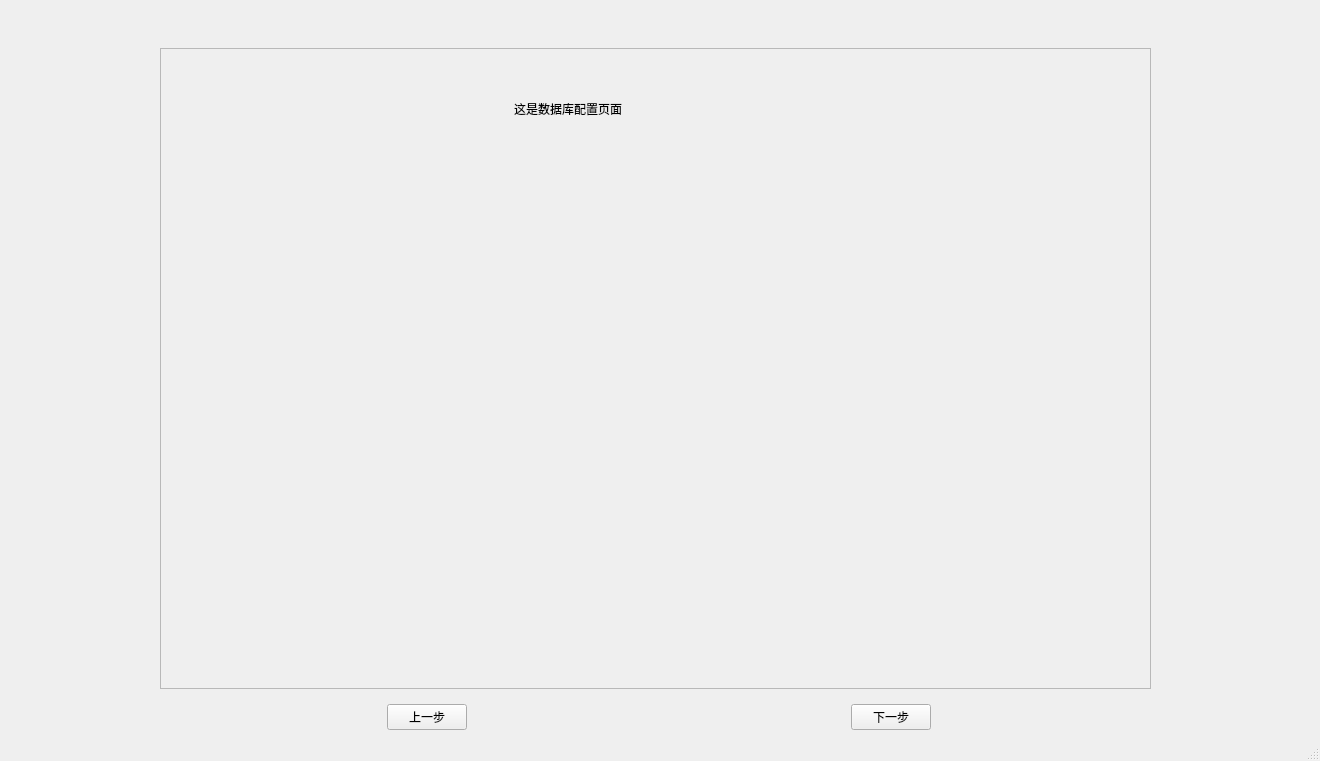
Qt form app/ui/MainWindow_copy3.ui (ncepu-iDealStudio/Flask_RESTfulAPI_Codegen_Application) before a commit.
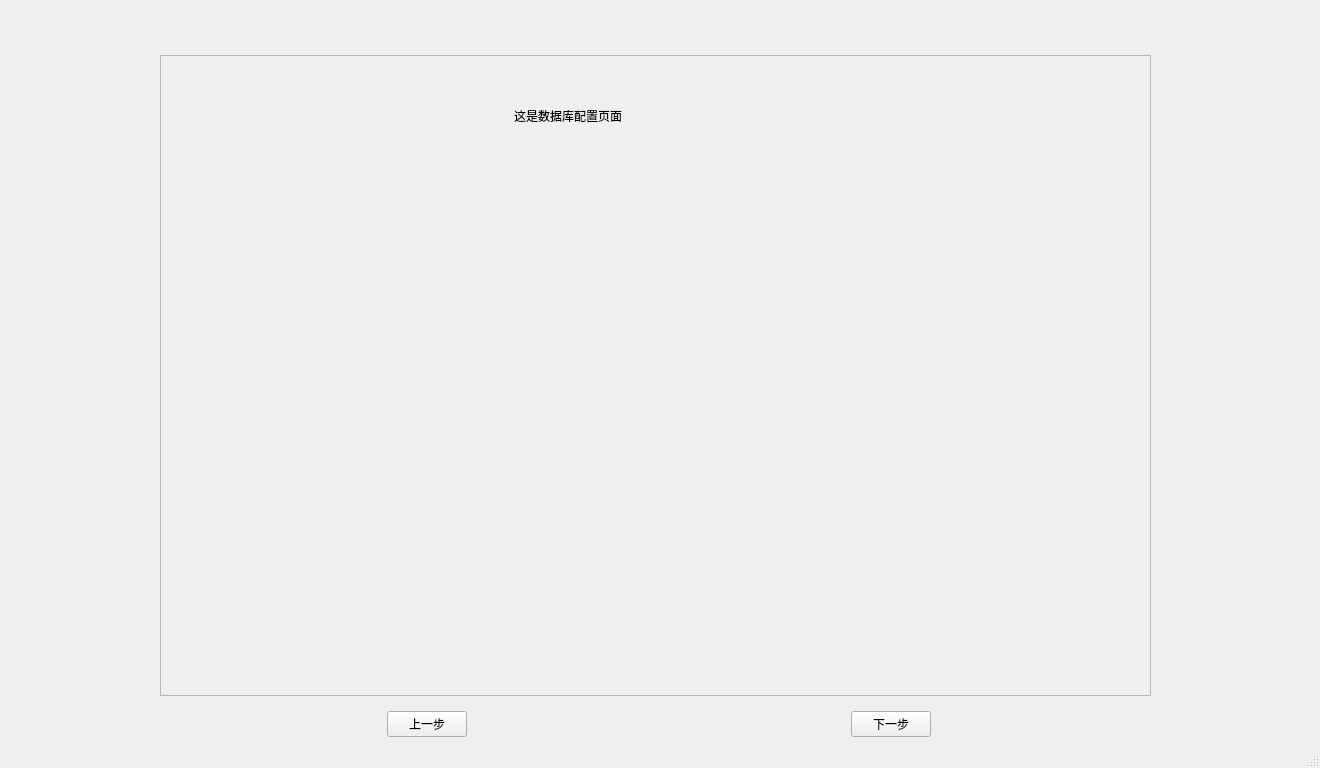
The same form after that commit.

```diff
--- a/app/ui/MainWindow_copy3.ui
+++ b/app/ui/MainWindow_copy3.ui
@@ -7,7 +7,7 @@
     <x>0</x>
     <y>0</y>
     <width>1320</width>
-    <height>761</height>
+    <height>768</height>
    </rect>
   </property>
   <property name="windowTitle">
@@ -238,7 +238,7 @@
     <item>
      <layout class="QHBoxLayout" name="horizontalLayout">
       <item>
-       <widget class="QPushButton" name="pushButton_next">
+       <widget class="QPushButton" name="pushButton_last">
         <property name="sizePolicy">
          <sizepolicy hsizetype="Fixed" vsizetype="Fixed">
           <horstretch>0</horstretch>
@@ -251,7 +251,7 @@
        </widget>
       </item>
       <item>
-       <widget class="QPushButton" name="pushButton_last">
+       <widget class="QPushButton" name="pushButton_next">
         <property name="sizePolicy">
          <sizepolicy hsizetype="Fixed" vsizetype="Fixed">
           <horstretch>0</horstretch>
```
